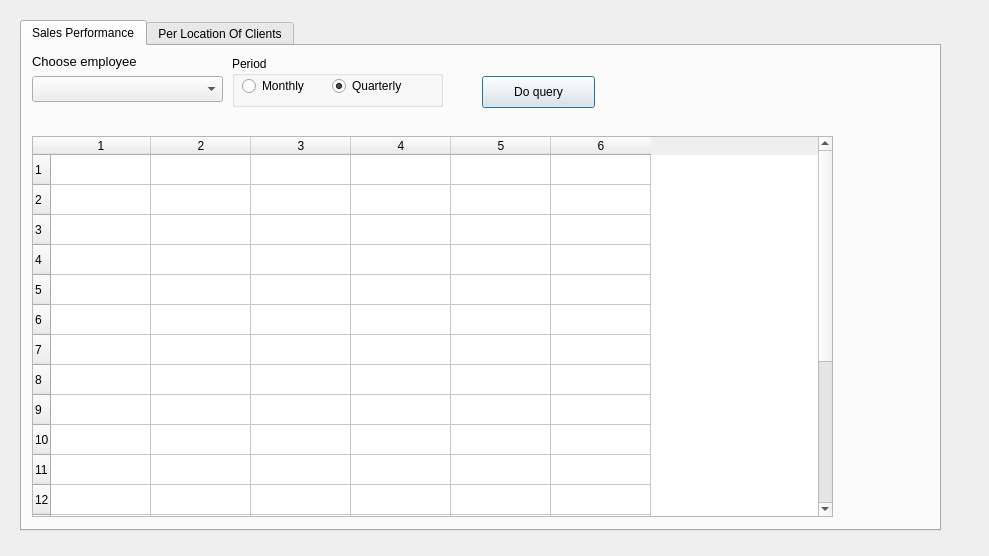
Above: employees_dialog.ui from chiphanmsda/product-sales-analytics-gui before the change. Below: the same form after it.
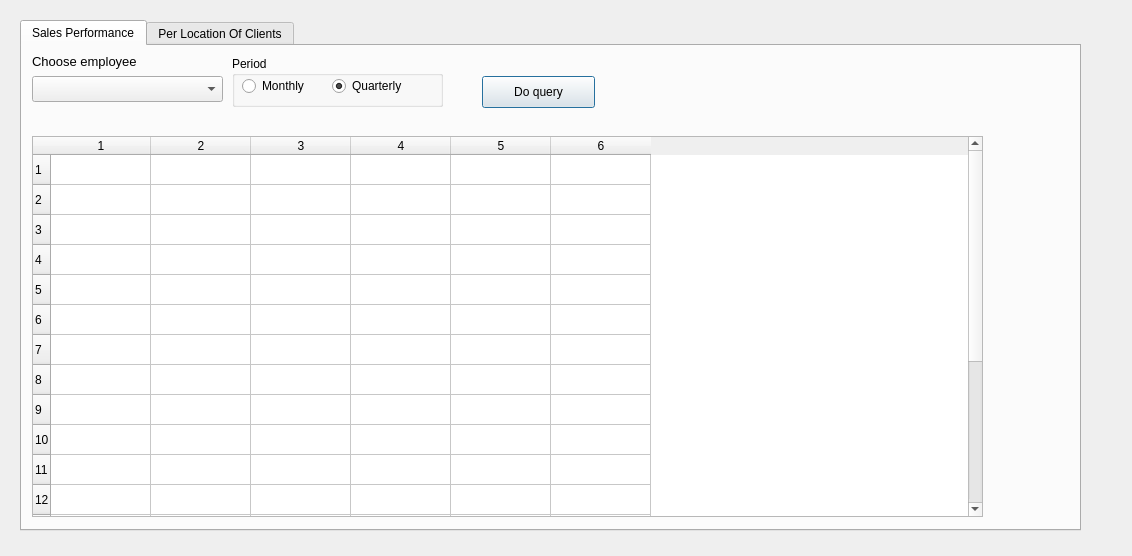
That is the form after the change.

The edit to the form file:
```diff
--- a/employees_dialog.ui
+++ b/employees_dialog.ui
@@ -6,7 +6,7 @@
    <rect>
     <x>0</x>
     <y>0</y>
-    <width>989</width>
+    <width>1132</width>
     <height>556</height>
    </rect>
   </property>
@@ -18,7 +18,7 @@
     <rect>
      <x>20</x>
      <y>20</y>
-     <width>921</width>
+     <width>1061</width>
      <height>511</height>
     </rect>
    </property>
@@ -75,7 +75,7 @@
       <rect>
        <x>10</x>
        <y>90</y>
-       <width>801</width>
+       <width>951</width>
        <height>381</height>
       </rect>
      </property>
```
Left out of the diff: 2 changed lines with no effect on the pictures.
